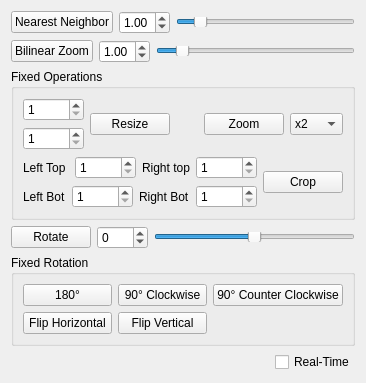
Snuux/ImageProcessingApp, file scalerotate.ui: the form before one commit.
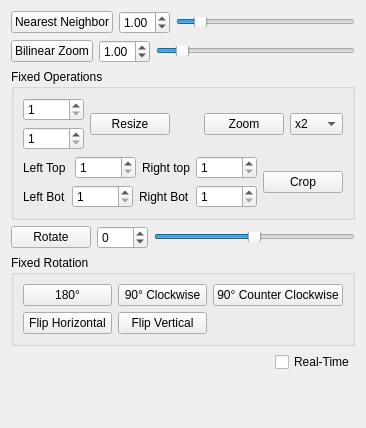
The form after the commit.

The edit to the form file:
```diff
--- a/scalerotate.ui
+++ b/scalerotate.ui
@@ -7,7 +7,7 @@
     <x>0</x>
     <y>0</y>
     <width>342</width>
-    <height>375</height>
+    <height>428</height>
    </rect>
   </property>
   <property name="windowTitle">
```
Left out of the diff: 2 changed lines with no effect on the pictures.
